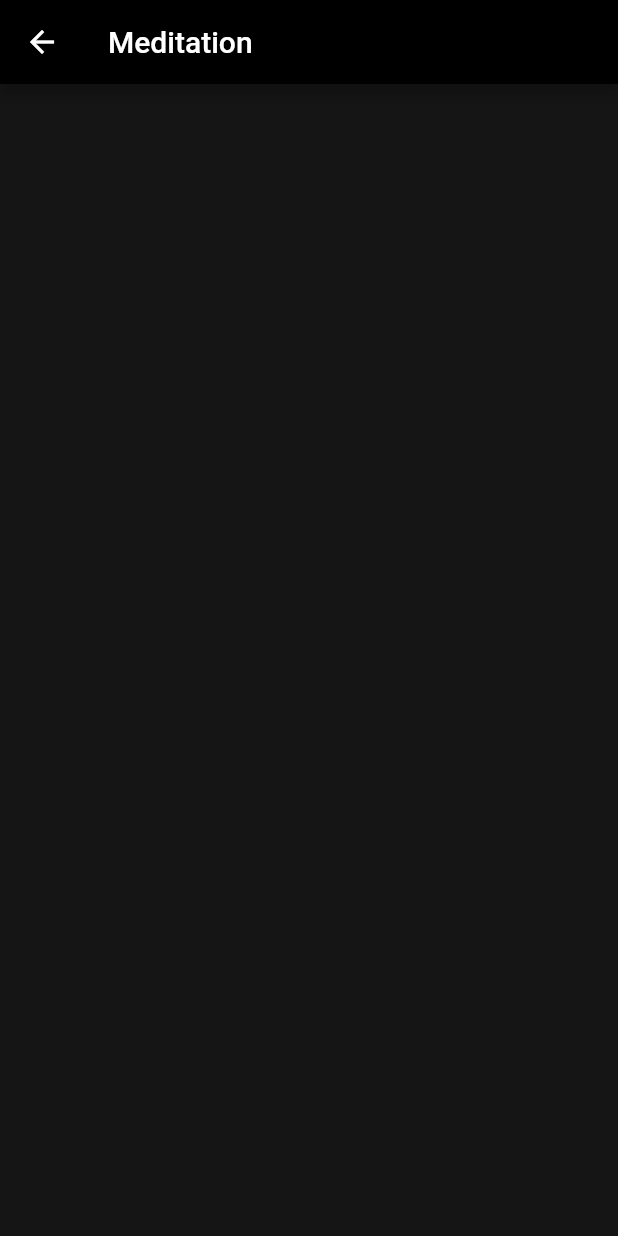
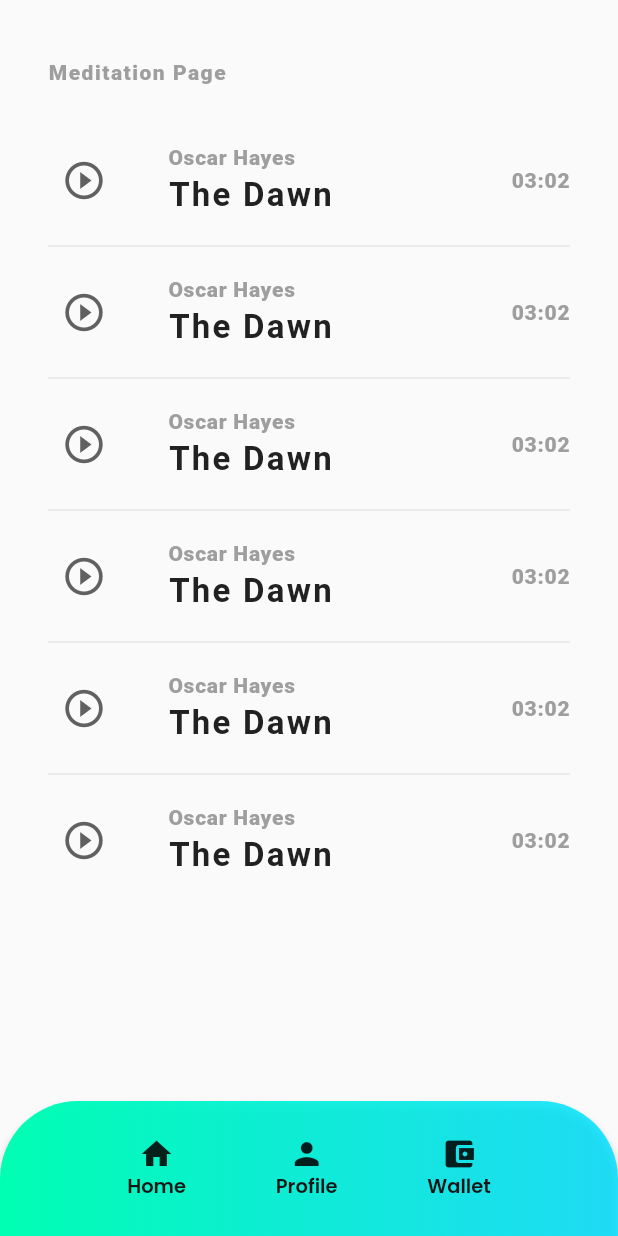
Before and after one commit to elecTRON-Fellowship/StayFit, a Flutter app: the MeditationScreen screen opened by its route, on a phone screen of 412 x 824 dp. Run offline on Flutter 3.47's test engine with Material 2 defaults, Android fonts, the phone set to English and light mode, and no system bars; our stand-ins replace camera.

Commit message:
modify meditation screen

```diff
--- a/stay_fit/lib/screens/meditation_screen.dart
+++ b/stay_fit/lib/screens/meditation_screen.dart
@@ -1,14 +1,127 @@
 import 'package:flutter/material.dart';
+import 'package:stay_fit/widgets/custom_bottom_navbar.dart';
+
 
 class MeditationScreen extends StatelessWidget {
-  const MeditationScreen({ Key? key }) : super(key: key);
+  final fontFamily = "Roboto" ;
 
-  @override
+@override
   Widget build(BuildContext context) {
     return Scaffold(
-      backgroundColor: Color(0xff151515),
-      appBar: AppBar(
-        title: Text("Meditation"),
+       bottomNavigationBar: CustomBottonNavBar(),
+      body: Column(
+
+        children: <Widget>[
+          Expanded(
+            child: SingleChildScrollView(
+
+              child: Column(
+                crossAxisAlignment: CrossAxisAlignment.center,
+                children: <Widget>[
+                  //Container for playlist header
+                  SizedBox(height: 40,),
+                  Container(
+                    padding: EdgeInsets.only(left: 32, right: 32),
+                    child: Row(
+                      mainAxisAlignment: MainAxisAlignment.spaceBetween,
+                      children: <Widget>[
+                        Column(
+                          crossAxisAlignment: CrossAxisAlignment.start,
+                          children: <Widget>[
+                            Text("Meditation Page", style: TextStyle(color: Colors.grey, fontFamily: fontFamily, fontWeight: FontWeight.w900, letterSpacing: 1),),
+                            SizedBox(width: 4,),
+
+                          ],
+                        ),
+
+                //         //Container for button down button
+                //         Container(
+                //           padding: EdgeInsets.all(8),
+                //           decoration: BoxDecoration(
+                //             color: Colors.white,
+                // //            boxShadow: [BoxShadow(color: Colors.grey[200], spreadRadius: 1.0, blurRadius: 8.0)],
+                //             borderRadius: BorderRadius.all(Radius.circular(50)),
+
+                //           ),
+                //           child: Icon(Icons.keyboard_arrow_down, color: Colors.black, size: 30,),
+                //         )
+                      ],
+                    ),
+                  ),
+
+                  SizedBox(height: 40,),
+                  //Container for ListView of playlist
+                  ListView.separated(
+                    padding: EdgeInsets.symmetric(horizontal: 32),
+                      itemBuilder: (context, index){
+                        return Row(
+                          children: <Widget>[
+                            IconButton(
+                              icon: Icon(Icons.play_circle_outline, size: 30, color: Colors.grey[700],), onPressed: () {  },
+                            ),
+
+                            SizedBox(width: 32,),
+                            Expanded(
+                              child: Column(
+                                crossAxisAlignment: CrossAxisAlignment.start,
+                                children: <Widget>[
+                                  Text("Oscar Hayes", style: TextStyle(color: Colors.grey, fontFamily: fontFamily, fontWeight: FontWeight.w900, letterSpacing: 0.5),),
+                                  SizedBox(height: 4,),
+                                  Text("The Dawn", style: TextStyle(color: Colors.grey[900], fontFamily: fontFamily, fontWeight: FontWeight.w700, letterSpacing: 1.5, fontSize: 22),)
+                                ],
+                              ),
+                            ),
+
+                            Text("03:02", style: TextStyle(color: Colors.grey, fontFamily: fontFamily, fontWeight: FontWeight.w900, letterSpacing: 0.5),)
+                          ],
+                        );
+                      },
+                      separatorBuilder: (context, index) =>Divider(height: 40,),
+                      itemCount: 6,
+                    shrinkWrap: true,
+                    controller: ScrollController(keepScrollOffset: false),
+                  ),
+
+                ],
+              ),
+            ),
+          ),
+          SizedBox(height: 40,),
+          //Container for blue PlayContainer
+          // Container(
+          //   padding: EdgeInsets.all(32),
+          //   color: Colors.lightBlue,
+          //   width: double.infinity,
+          //   child: Row(
+          //     children: <Widget>[
+          //       IconButton(icon: Icon(Icons.play_circle_outline, size: 30, color: Colors.white,), color: Colors.white, onPressed: () {  },),
+
+          //       SizedBox(width: 32,),
+
+          //       Expanded(
+          //         child: Column(
+          //           crossAxisAlignment: CrossAxisAlignment.start,
+          //           children: <Widget>[
+          //             Text("Oscar Hayes", style: TextStyle(color: Colors.white, fontFamily: fontFamily, fontWeight: FontWeight.w300, letterSpacing: 0.5),),
+          //             Text("The Dawn", style: TextStyle(color: Colors.grey[100], fontFamily: fontFamily, fontWeight: FontWeight.w500, letterSpacing: 1.5, fontSize: 22),),
+          //           ],
+          //         ),
+          //       ),
+
+          //       SizedBox(width: 32,),
+          //       Container(
+          //         padding: EdgeInsets.all(8),
+          //         decoration: BoxDecoration(
+          //           color: Colors.white,
+          //         //  boxShadow: [BoxShadow(color: Colors.grey[200], spreadRadius: 1.0, blurRadius: 8.0)],
+          //           borderRadius: BorderRadius.all(Radius.circular(50)),
+          //         ),
+          //         child: Icon(Icons.keyboard_arrow_down, color: Colors.black, size: 30,),
+          //       )
+          //     ],
+          //   ),
+          // )
+        ],
       ),
     );
   }
```
